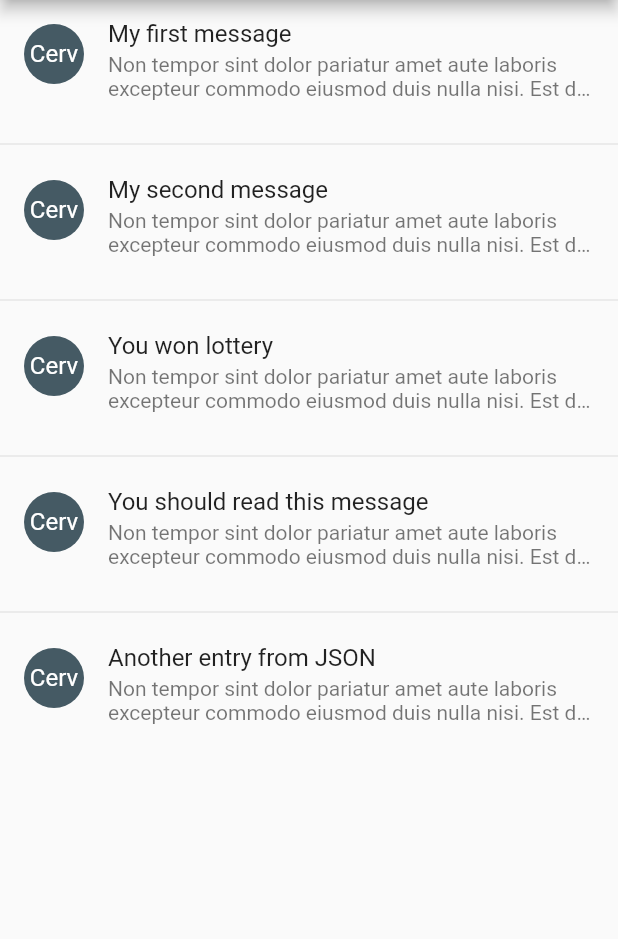
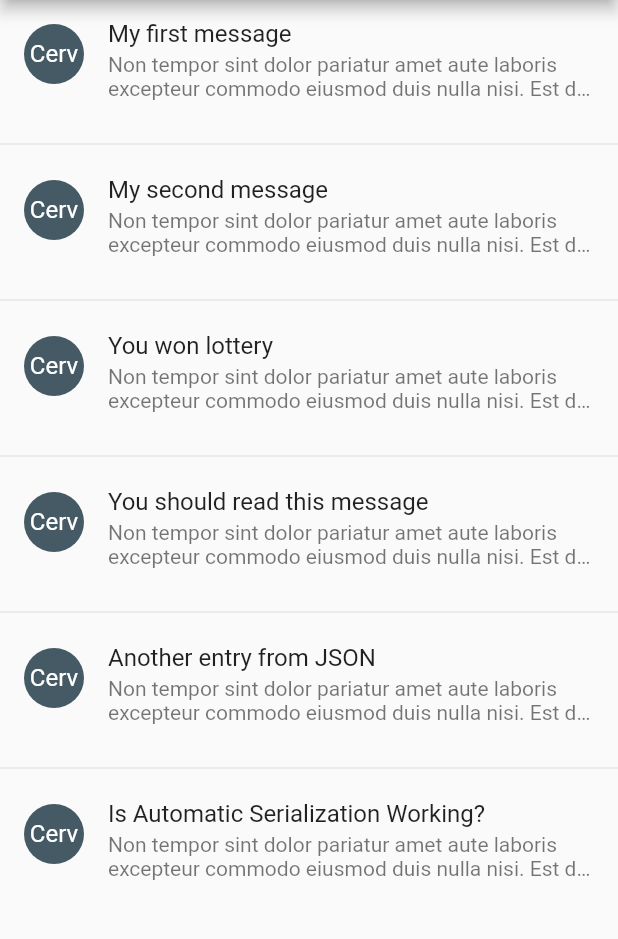
Before and after one commit to cerveau08/flutter_emailapp, a Flutter app: the screen it shows after launch, on a phone screen of 412 x 824 dp, the part 84-1023 px from its top. Run offline on Flutter 3.47's test engine with Material 2 defaults, Android fonts, the phone set to English and light mode, and no system bars; generated files the repository leaves out were written again.

Commit message:
automatic json serilization

```diff
--- a/data/message.json
+++ b/data/message.json
@@ -18,5 +18,9 @@
     {
         "subject": "Another entry from JSON",
         "body": "Non tempor sint dolor pariatur amet aute laboris excepteur commodo eiusmod duis nulla nisi. Est dolor consequat Lorem proident sit enim id duis sunt in. Deserunt et ex sint occaecat pariatur."
+    },
+    {
+        "subject": "Is Automatic Serialization Working?",
+        "body": "Non tempor sint dolor pariatur amet aute laboris excepteur commodo eiusmod duis nulla nisi. Est dolor consequat Lorem proident sit enim id duis sunt in. Deserunt et ex sint occaecat pariatur."
     }
 ]
--- a/lib/Message.dart
+++ b/lib/Message.dart
@@ -1,11 +1,14 @@
+import 'package:json_annotation/json_annotation.dart';
 
+part 'Message.g.dart';
+
+@JsonSerializable()
 class Message {
   final String subject;
   final String body;
 
   Message(this.subject, this.body);
 
-  Message.fromJson(Map<String, dynamic> json) :
-    subject = json['subject'],
-    body = json['body'];
+  factory Message.fromJson(Map<String, dynamic> json) =>
+  _$MessageFromJson(json);
 }
--- a/pubspec.yaml
+++ b/pubspec.yaml
@@ -27,6 +27,8 @@ dependencies:
 dev_dependencies:
   flutter_test:
     sdk: flutter
+  build_runner:
+  json_serializable:
 
 
 # For information on the generic Dart part of this file, see the
```
Also changed, not shown: lib/Message.g.dart (added), pubspec.lock.
